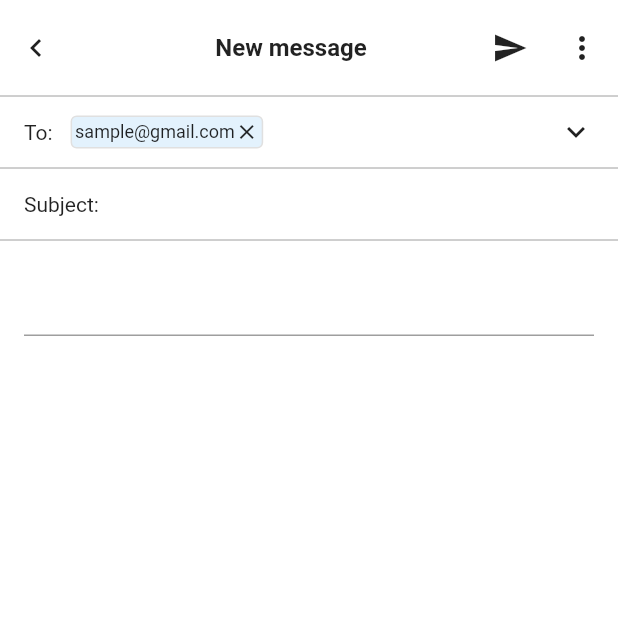
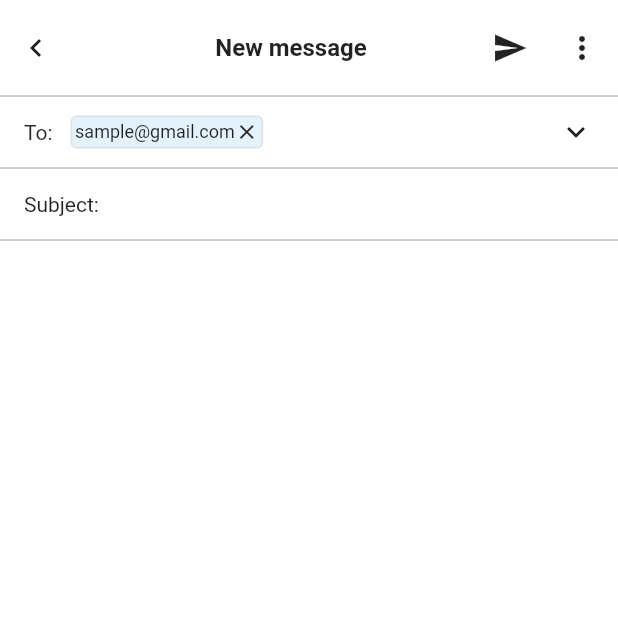
Before and after one commit to JAICHANGPARK/flutter_notebook_19th_story, a Flutter app: the NewMessagePage screen opened directly, on a phone screen of 412 x 824 dp, the top half of it. Run offline on Flutter 3.47's test engine with Material 2 defaults, Android fonts, the phone set to English and light mode, and no system bars; our stand-ins replace flutter_riverpod, freezed_annotation.

Commit message:
Update new_message_page.dart

```diff
--- a/lib/ep1101_mail_inbox_app/src/ui/new_message_page.dart
+++ b/lib/ep1101_mail_inbox_app/src/ui/new_message_page.dart
@@ -107,8 +107,7 @@ class _NewMessagePageState extends State<NewMessagePage> {
                   Expanded(
                     child: SizedBox(
                       height: 32,
-                      child: Consumer(
-                        builder: (context, ref, _) {
+                      child: Consumer(builder: (context, ref, _) {
                         final controller = ref.watch(subjectInputProvider);
                         return TextField(
                           controller: controller,
@@ -119,8 +118,7 @@ class _NewMessagePageState extends State<NewMessagePage> {
                             fontWeight: FontWeight.bold,
                           ),
                         );
-                        }
-                      ),
+                      }),
                     ),
                   ),
                 ],
@@ -130,12 +128,20 @@ class _NewMessagePageState extends State<NewMessagePage> {
               height: 0,
               color: Colors.grey,
             ),
-            const Expanded(
+            Expanded(
               child: Padding(
                 padding: EdgeInsets.all(16.0),
-                child: TextField(
+                child: Consumer(builder: (context, ref, _) {
+                  final controller = ref.watch(bodyInputProvider);
+                  return TextField(
+                    controller: controller,
                     showCursor: true,
+                    maxLines: 100,
+                    decoration: InputDecoration(
+                      border: InputBorder.none,
                     ),
+                  );
+                }),
               ),
             ),
           ],
```
Lines whose indentation alone changed are shown as unchanged.
